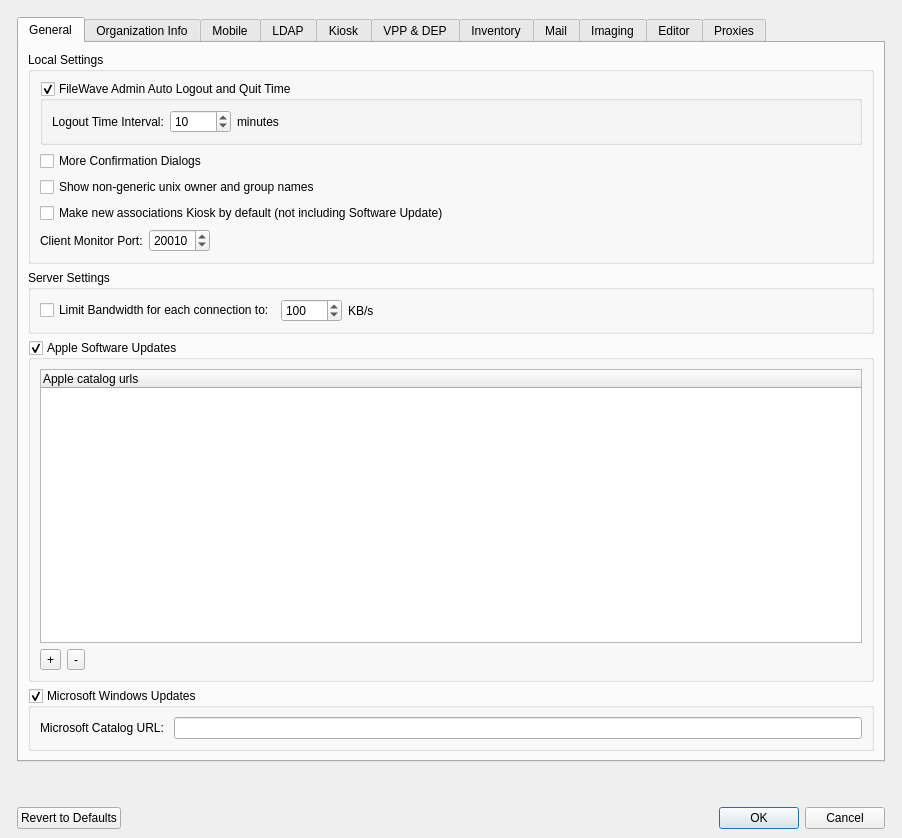
This is FWAdminLib/Preferences/WinAdminPrefDlg.ui in fw-dev/translations as Qt 5 draws it before an edit. The edited form follows.
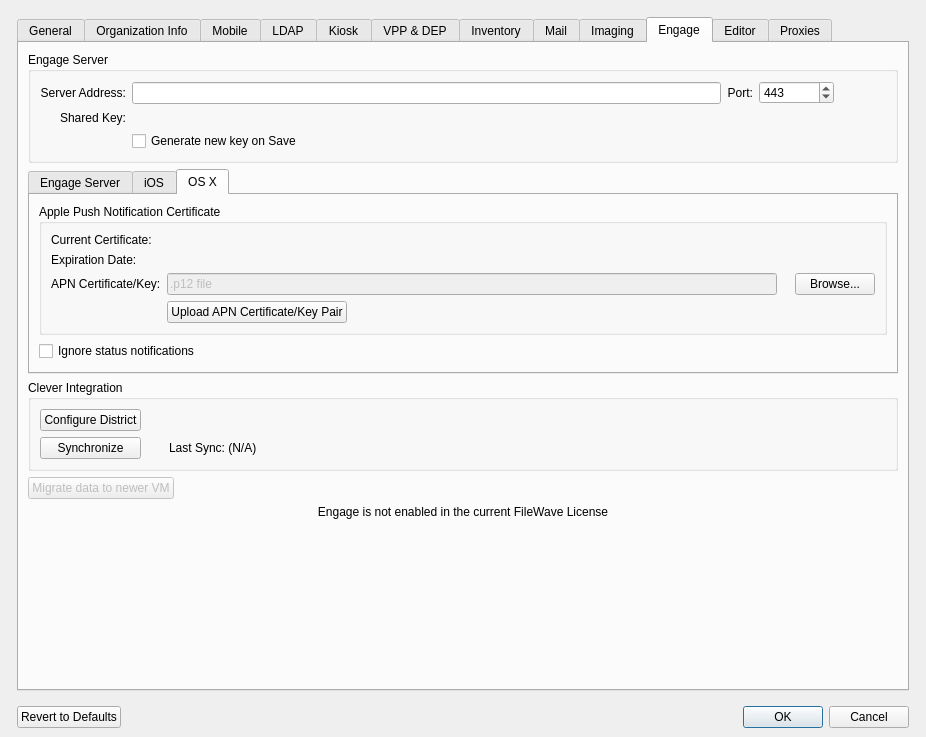
This is the edited form. The open tabs and pages were chosen to show the change. Custom widgets are drawn as their Qt base class.

What changed in the file:
```diff
--- a/FWAdminLib/Preferences/WinAdminPrefDlg.ui
+++ b/FWAdminLib/Preferences/WinAdminPrefDlg.ui
@@ -6,8 +6,8 @@
    <rect>
     <x>0</x>
     <y>0</y>
-    <width>902</width>
-    <height>838</height>
+    <width>926</width>
+    <height>737</height>
    </rect>
   </property>
   <property name="windowTitle">
@@ -381,90 +381,7 @@
             <property name="title">
              <string>Mobile Certificate Management</string>
             </property>
-            <layout class="QGridLayout" name="gridLayout_8">
-             <item row="0" column="1">
-              <layout class="QVBoxLayout" name="verticalLayout_6">
-               <property name="leftMargin">
-                <number>7</number>
-               </property>
-               <property name="rightMargin">
-                <number>7</number>
-               </property>
-               <item>
-                <widget class="QLineEdit" name="certificateServerDns">
-                 <property name="sizePolicy">
-                  <sizepolicy hsizetype="Fixed" vsizetype="Fixed">
-                   <horstretch>0</horstretch>
-                   <verstretch>0</verstretch>
-                  </sizepolicy>
-                 </property>
-                </widget>
-               </item>
-               <item>
-                <widget class="QLineEdit" name="certificateCountry">
-                 <property name="sizePolicy">
-                  <sizepolicy hsizetype="Fixed" vsizetype="Fixed">
-                   <horstretch>0</horstretch>
-                   <verstretch>0</verstretch>
-                  </sizepolicy>
-                 </property>
-                </widget>
-               </item>
-               <item>
-                <widget class="QLineEdit" name="certificateState">
-                 <property name="sizePolicy">
-                  <sizepolicy hsizetype="Fixed" vsizetype="Fixed">
-                   <horstretch>0</horstretch>
-                   <verstretch>0</verstretch>
-                  </sizepolicy>
-                 </property>
-                </widget>
-               </item>
-               <item>
-                <widget class="QLineEdit" name="certificateLocation">
-                 <property name="sizePolicy">
-                  <sizepolicy hsizetype="Fixed" vsizetype="Fixed">
-                   <horstretch>0</horstretch>
-                   <verstretch>0</verstretch>
-                  </sizepolicy>
-                 </property>
-                 <property name="echoMode">
-                  <enum>QLineEdit::Normal</enum>
-                 </property>
-                </widget>
-               </item>
-               <item>
-                <widget class="QLineEdit" name="certificateOrganization">
-                 <property name="sizePolicy">
-                  <sizepolicy hsizetype="Fixed" vsizetype="Fixed">
-                   <horstretch>0</horstretch>
-                   <verstretch>0</verstretch>
-                  </sizepolicy>
-                 </property>
-                </widget>
-               </item>
-               <item>
-                <widget class="QLineEdit" name="certificateOrganizationalUnit">
-                 <property name="sizePolicy">
-                  <sizepolicy hsizetype="Fixed" vsizetype="Fixed">
-                   <horstretch>0</horstretch>
-                   <verstretch>0</verstretch>
-                  </sizepolicy>
-                 </property>
-                </widget>
-               </item>
-               <item>
-                <widget class="QLineEdit" name="certificateEmail">
-                 <property name="sizePolicy">
-                  <sizepolicy hsizetype="Fixed" vsizetype="Fixed">
-                   <horstretch>0</horstretch>
-                   <verstretch>0</verstretch>
-                  </sizepolicy>
-                 </property>
-                </widget>
-               </item>
-              </layout>
-             </item>
+            <layout class="QGridLayout" name="gridLayout_13">
              <item row="0" column="0">
               <layout class="QVBoxLayout" name="verticalLayout_4">
                <item>
@@ -2637,8 +2554,15 @@
             </layout>
            </widget>
           </item>
-          <item row="1" column="0">
-           <widget class="QGroupBox" name="enageBox">
+         </layout>
+        </widget>
+        <widget class="QWidget" name="engageTab">
+         <attribute name="title">
+          <string>Engage</string>
+         </attribute>
+         <layout class="QVBoxLayout" name="verticalLayout_18">
+          <item>
+           <widget class="QGroupBox" name="engageBox">
             <property name="title">
              <string>Engage Server</string>
             </property>
@@ -2646,7 +2570,17 @@
              <bool>false</bool>
             </property>
             <layout class="QGridLayout" name="gridLayout_18">
-             <item row="0" column="0">
+             <item row="1" column="5">
+              <widget class="CircularProgressIndicator" name="engageServerProgress" native="true">
+               <property name="minimumSize">
+                <size>
+                 <width>16</width>
+                 <height>16</height>
+                </size>
+               </property>
+              </widget>
+             </item>
+             <item row="1" column="0">
               <widget class="QLabel" name="engageLabel">
                <property name="text">
                 <string>Server Address:</string>
@@ -2656,7 +2590,7 @@
                </property>
               </widget>
              </item>
-             <item row="0" column="1">
+             <item row="1" column="1">
               <widget class="QLineEdit" name="engageServer">
                <property name="enabled">
                 <bool>true</bool>
@@ -2672,7 +2606,7 @@
                </property>
               </widget>
              </item>
-             <item row="0" column="2">
+             <item row="1" column="2">
               <widget class="QLabel" name="engagePortLabel">
                <property name="text">
                 <string>Port:</string>
@@ -2682,7 +2616,7 @@
                </property>
               </widget>
              </item>
-             <item row="0" column="3">
+             <item row="1" column="3">
               <widget class="QSpinBox" name="engagePort">
                <property name="minimumSize">
                 <size>
@@ -2697,11 +2631,11 @@
                 <number>65536</number>
                </property>
                <property name="value">
-                <number>80</number>
+                <number>443</number>
                </property>
               </widget>
              </item>
-             <item row="0" column="4">
+             <item row="1" column="4">
               <widget class="OnlineStatus" name="engageConnected">
                <property name="minimumSize">
                 <size>
@@ -2723,17 +2657,7 @@
                </property>
               </widget>
              </item>
-             <item row="0" column="5">
-              <widget class="CircularProgressIndicator" name="engageServerProgress" native="true">
-               <property name="minimumSize">
-                <size>
-                 <width>16</width>
-                 <height>16</height>
-                </size>
-               </property>
-              </widget>
-             </item>
-             <item row="1" column="0">
+             <item row="2" column="0">
               <widget class="QLabel" name="engageSharedKeyLabel">
                <property name="text">
                 <string>Shared Key:</string>
@@ -2743,14 +2667,14 @@
                </property>
               </widget>
              </item>
-             <item row="2" column="1">
+             <item row="3" column="1">
               <widget class="QCheckBox" name="engageGenerateKeyCheckbox">
                <property name="text">
                 <string>Generate new key on Save</string>
                </property>
               </widget>
              </item>
-             <item row="1" column="1" colspan="3">
+             <item row="2" column="1" colspan="3">
               <widget class="QLabel" name="engageSharedKey">
                <property name="enabled">
                 <bool>true</bool>
@@ -2766,15 +2690,431 @@
             </layout>
            </widget>
           </item>
-          <item row="2" column="0">
-           <spacer name="verticalSpacer_4">
+          <item>
+           <widget class="QTabWidget" name="engageCertsTab">
+            <property name="currentIndex">
+             <number>0</number>
+            </property>
+            <widget class="QWidget" name="EngageServer">
+             <attribute name="title">
+              <string>Engage Server</string>
+             </attribute>
+             <layout class="QVBoxLayout" name="verticalLayout_7">
+              <property name="leftMargin">
+               <number>12</number>
+              </property>
+              <property name="rightMargin">
+               <number>12</number>
+              </property>
+              <property name="bottomMargin">
+               <number>12</number>
+              </property>
+              <item>
+               <widget class="SSLCertificateForm" name="engageCertBox" native="true"/>
+              </item>
+             </layout>
+            </widget>
+            <widget class="QWidget" name="tabEngageIOS">
+             <attribute name="title">
+              <string>iOS</string>
+             </attribute>
+             <layout class="QVBoxLayout" name="verticalLayout_4">
+              <item>
+               <widget class="QGroupBox" name="apnEngageIOSBox">
+                <property name="title">
+                 <string>Apple Push Notification Certificate</string>
+                </property>
+                <layout class="QVBoxLayout" name="verticalLayout_12">
+                 <item>
+                  <layout class="QGridLayout" name="gridLayout_21">
+                   <item row="2" column="0">
+                    <widget class="QLabel" name="label_45">
+                     <property name="text">
+                      <string>APN Certificate/Key:</string>
+                     </property>
+                    </widget>
+                   </item>
+                   <item row="1" column="0">
+                    <widget class="QLabel" name="label_46">
+                     <property name="text">
+                      <string>Expiration Date:</string>
+                     </property>
+                    </widget>
+                   </item>
+                   <item row="1" column="1">
+                    <widget class="QLabel" name="apnIOSEngageExpirationLineEdit">
+                     <property name="text">
+                      <string/>
+                     </property>
+                    </widget>
+                   </item>
+                   <item row="2" column="1">
+                    <layout class="QHBoxLayout" name="horizontalLayout_11">
+                     <item>
+                      <widget class="QLineEdit" name="apnEngageIOSP12LineEdit">
+                       <property name="enabled">
+                        <bool>false</bool>
+                       </property>
+                       <property name="sizePolicy">
+                        <sizepolicy hsizetype="Expanding" vsizetype="Fixed">
+                         <horstretch>3</horstretch>
+                         <verstretch>0</verstretch>
+                        </sizepolicy>
+                       </property>
+                       <property name="text">
+                        <string>.p12 file</string>
+                       </property>
+                      </widget>
+                     </item>
+                     <item>
+                      <spacer name="horizontalSpacer_14">
+                       <property name="orientation">
+                        <enum>Qt::Horizontal</enum>
+                       </property>
+                       <property name="sizeType">
+                        <enum>QSizePolicy::Fixed</enum>
+                       </property>
+                       <property name="sizeHint" stdset="0">
+                        <size>
+                         <width>12</width>
+                         <height>20</height>
+                        </size>
+                       </property>
+                      </spacer>
+                     </item>
+                     <item>
+                      <widget class="QPushButton" name="apnEngageIOSP12BrowseButton">
+                       <property name="text">
+                        <string>Browse...</string>
+                       </property>
+                      </widget>
+                     </item>
+                    </layout>
+                   </item>
+                   <item row="0" column="0">
+                    <widget class="QLabel" name="label_10">
+                     <property name="text">
+                      <string>Current Certificate:</string>
+                     </property>
+                    </widget>
+                   </item>
+                   <item row="0" column="1">
+                    <widget class="QLabel" name="apnIOSEngageInfoLineEdit">
+                     <property name="text">
+                      <string/>
+                     </property>
+                    </widget>
+                   </item>
+                   <item row="3" column="1">
+                    <layout class="QHBoxLayout" name="horizontalLayout_12">
+                     <item>
+                      <widget class="QPushButton" name="apnEngageIOSUploadButton">
+                       <property name="text">
+                        <string>Upload APN Certificate/Key Pair</string>
+                       </property>
+                      </widget>
+                     </item>
+                     <item>
+                      <spacer name="horizontalSpacer_12">
+                       <property name="orientation">
+                        <enum>Qt::Horizontal</enum>
+                       </property>
+                       <property name="sizeHint" stdset="0">
+                        <size>
+                         <width>40</width>
+                         <height>20</height>
+                        </size>
+                       </property>
+                      </spacer>
+                     </item>
+                    </layout>
+                   </item>
+                  </layout>
+                 </item>
+                </layout>
+               </widget>
+              </item>
+              <item>
+               <widget class="QCheckBox" name="ignoreAPNEngageStatusNotifications">
+                <property name="text">
+                 <string>Ignore status notifications</string>
+                </property>
+               </widget>
+              </item>
+              <item>
+               <spacer name="verticalSpacer_8">
+                <property name="orientation">
+                 <enum>Qt::Vertical</enum>
+                </property>
+                <property name="sizeHint" stdset="0">
+                 <size>
+                  <width>20</width>
+                  <height>40</height>
+                 </size>
+                </property>
+               </spacer>
+              </item>
+             </layout>
+            </widget>
+            <widget class="QWidget" name="tabEngageOSX">
+             <attribute name="title">
+              <string>OS X</string>
+             </attribute>
+             <layout class="QVBoxLayout" name="verticalLayout_6">
+              <item>
+               <widget class="QGroupBox" name="apnEngageOSXBox">
+                <property name="title">
+                 <string>Apple Push Notification Certificate</string>
+                </property>
+                <layout class="QVBoxLayout" name="verticalLayout_27">
+                 <item>
+                  <layout class="QGridLayout" name="gridLayout_27">
+                   <item row="2" column="0">
+                    <widget class="QLabel" name="label_56">
+                     <property name="text">
+                      <string>APN Certificate/Key:</string>
+                     </property>
+                    </widget>
+                   </item>
+                   <item row="1" column="0">
+                    <widget class="QLabel" name="label_57">
+                     <property name="text">
+                      <string>Expiration Date:</string>
+                     </property>
+                    </widget>
+                   </item>
+                   <item row="1" column="1">
+                    <widget class="QLabel" name="apnOSXEngageExpirationLineEdit">
+                     <property name="text">
+                      <string/>
+                     </property>
+                    </widget>
+                   </item>
+                   <item row="2" column="1">
+                    <layout class="QHBoxLayout" name="horizontalLayout_27">
+                     <item>
+                      <widget class="QLineEdit" name="apnEngageOSXP12LineEdit">
+                       <property name="enabled">
+                        <bool>false</bool>
+                       </property>
+                       <property name="sizePolicy">
+                        <sizepolicy hsizetype="Expanding" vsizetype="Fixed">
+                         <horstretch>3</horstretch>
+                         <verstretch>0</verstretch>
+                        </sizepolicy>
+                       </property>
+                       <property name="text">
+                        <string>.p12 file</string>
+                       </property>
+                      </widget>
+                     </item>
+                     <item>
+                      <spacer name="horizontalSpacer_30">
+                       <property name="orientation">
+                        <enum>Qt::Horizontal</enum>
+                       </property>
+                       <property name="sizeType">
+                        <enum>QSizePolicy::Fixed</enum>
+                       </property>
+                       <property name="sizeHint" stdset="0">
+                        <size>
+                         <width>12</width>
+                         <height>20</height>
+                        </size>
+                       </property>
+                      </spacer>
+                     </item>
+                     <item>
+                      <widget class="QPushButton" name="apnEngageOSXP12BrowseButton">
+                       <property name="text">
+                        <string>Browse...</string>
+                       </property>
+                      </widget>
+                     </item>
+                    </layout>
+                   </item>
+                   <item row="0" column="0">
+                    <widget class="QLabel" name="label_58">
+                     <property name="text">
+                      <string>Current Certificate:</string>
+                     </property>
+                    </widget>
+                   </item>
+                   <item row="0" column="1">
+                    <widget class="QLabel" name="apnOSXEngageInfoLineEdit">
+                     <property name="text">
+                      <string/>
+                     </property>
+                    </widget>
+                   </item>
+                   <item row="3" column="1">
+                    <layout class="QHBoxLayout" name="horizontalLayout_28">
+                     <item>
+                      <widget class="QPushButton" name="apnEngageOSXUploadButton">
+                       <property name="text">
+                        <string>Upload APN Certificate/Key Pair</string>
+                       </property>
+                      </widget>
+                     </item>
+                     <item>
+                      <spacer name="horizontalSpacer_31">
+                       <property name="orientation">
+                        <enum>Qt::Horizontal</enum>
+                       </property>
+                       <property name="sizeHint" stdset="0">
+                        <size>
+                         <width>40</width>
+                         <height>20</height>
+                        </size>
+                       </property>
+                      </spacer>
+                     </item>
+                    </layout>
+                   </item>
+                  </layout>
+                 </item>
+                </layout>
+               </widget>
+              </item>
+              <item>
+               <widget class="QCheckBox" name="ignoreAPNEngageOSXStatusNotifications">
+                <property name="text">
+                 <string>Ignore status notifications</string>
+                </property>
+               </widget>
+              </item>
+              <item>
+               <spacer name="verticalSpacer_11">
+                <property name="orientation">
+                 <enum>Qt::Vertical</enum>
+                </property>
+                <property name="sizeHint" stdset="0">
+                 <size>
+                  <width>20</width>
+                  <height>40</height>
+                 </size>
+                </property>
+               </spacer>
+              </item>
+             </layout>
+            </widget>
+           </widget>
+          </item>
+          <item>
+           <widget class="QGroupBox" name="cleverSettingsGroup">
+            <property name="title">
+             <string>Clever Integration</string>
+            </property>
+            <property name="flat">
+             <bool>false</bool>
+            </property>
+            <property name="checkable">
+             <bool>false</bool>
+            </property>
+            <property name="checked">
+             <bool>false</bool>
+            </property>
+            <layout class="QVBoxLayout" name="verticalLayout_9">
+             <item>
+              <layout class="QGridLayout" name="gridLayout_22">
+               <item row="1" column="1">
+                <widget class="CircularProgressIndicator" name="cleverSyncCirc" native="true">
+                 <property name="minimumSize">
+                  <size>
+                   <width>16</width>
+                   <height>16</height>
+                  </size>
+                 </property>
+                </widget>
+               </item>
+               <item row="1" column="0">
+                <widget class="QPushButton" name="cleverSyncButton">
+                 <property name="text">
+                  <string>Synchronize</string>
+                 </property>
+                </widget>
+               </item>
+               <item row="1" column="2">
+                <widget class="QLabel" name="cleverSyncLabel">
+                 <property name="sizePolicy">
+                  <sizepolicy hsizetype="Preferred" vsizetype="Preferred">
+                   <horstretch>1</horstretch>
+                   <verstretch>0</verstretch>
+                  </sizepolicy>
+                 </property>
+                 <property name="text">
+                  <string>Last Sync: (N/A)</string>
+                 </property>
+                </widget>
+               </item>
+               <item row="0" column="0">
+                <widget class="QPushButton" name="cleverTokenButton">
+                 <property name="text">
+                  <string>Configure District</string>
+                 </property>
+                </widget>
+               </item>
+               <item row="0" column="2">
+                <widget class="QLabel" name="cleverDistrictName">
+                 <property name="text">
+                  <string/>
+                 </property>
+                 <property name="textInteractionFlags">
+                  <set>Qt::TextSelectableByKeyboard|Qt::TextSelectableByMouse</set>
+                 </property>
+                </widget>
+               </item>
+              </layout>
+             </item>
+            </layout>
+           </widget>
+          </item>
+          <item>
+           <layout class="QHBoxLayout" name="horizontalLayout_16">
+            <item>
+             <widget class="QPushButton" name="engageMigrate">
+              <property name="enabled">
+               <bool>false</bool>
+              </property>
+              <property name="text">
+               <string>Migrate data to newer VM</string>
+              </property>
+             </widget>
+            </item>
+            <item>
+             <spacer name="horizontalSpacer_19">
+              <property name="orientation">
+               <enum>Qt::Horizontal</enum>
+              </property>
+              <property name="sizeHint" stdset="0">
+               <size>
+                <width>40</width>
+                <height>20</height>
+               </size>
+              </property>
+             </spacer>
+            </item>
+           </layout>
+          </item>
+          <item>
+           <widget class="QLabel" name="labelEngageStatus">
+            <property name="text">
+             <string>Engage is not enabled in the current FileWave License</string>
+            </property>
+            <property name="alignment">
+             <set>Qt::AlignCenter</set>
+            </property>
+           </widget>
+          </item>
+          <item>
+           <spacer name="verticalSpacer_10">
             <property name="orientation">
              <enum>Qt::Vertical</enum>
             </property>
             <property name="sizeHint" stdset="0">
              <size>
               <width>20</width>
-              <height>514</height>
+              <height>405</height>
              </size>
             </property>
            </spacer>
@@ -3203,28 +3543,6 @@
      </layout>
     </widget>
    </item>
-   <item>
-    <widget class="OnlineStatus" name="imagingConnected_2">
-     <property name="minimumSize">
-      <size>
-       <width>24</width>
-       <height>24</height>
-      </size>
-     </property>
-     <property name="maximumSize">
-      <size>
-       <width>24</width>
-       <height>24</height>
-      </size>
-     </property>
-     <property name="text">
-      <string/>
-     </property>
-     <property name="scaledContents">
-      <bool>false</bool>
-     </property>
-    </widget>
-   </item>
    <item>
     <widget class="QWidget" name="widget" native="true">
      <layout class="QHBoxLayout" name="horizontalLayout" stretch="0,1,0,0">
@@ -3295,6 +3613,11 @@
   </action>
  </widget>
  <customwidgets>
+  <customwidget>
+   <class>OnlineStatus</class>
+   <extends>QLabel</extends>
+   <header>./FileWaveGuiLib/OnlineStatus.h</header>
+  </customwidget>
   <customwidget>
    <class>CircularProgressIndicator</class>
    <extends>QWidget</extends>
@@ -3317,9 +3640,16 @@
    <header>FWAdminLib/Preferences/WinAdminPrefDlg.h</header>
   </customwidget>
   <customwidget>
-   <class>OnlineStatus</class>
-   <extends>QLabel</extends>
-   <header>FileWaveGuiLib/OnlineStatus.h</header>
+   <class>ImagingServersWidget</class>
+   <extends>QWidget</extends>
+   <header>FWAdminLib/Preferences/ImagingServersWidget.h</header>
+   <container>1</container>
+  </customwidget>
+  <customwidget>
+   <class>SSLCertificateForm</class>
+   <extends>QWidget</extends>
+   <header>FWAdminLib/Preferences/sslcertificateform.h</header>
+   <container>1</container>
   </customwidget>
  </customwidgets>
  <resources/>
```
Left out of the diff: 677 changed lines with no effect on the pictures.
